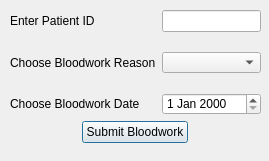
This is createbloodwork.ui in dan-yates1/pharmacy-system as Qt 5 draws it before an edit. The edited form follows.
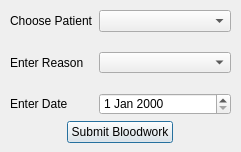
This is the edited form.

Commit message: Added list of patients to bloodwork

```diff
--- a/createbloodwork.ui
+++ b/createbloodwork.ui
@@ -6,8 +6,8 @@
    <rect>
     <x>0</x>
     <y>0</y>
-    <width>269</width>
-    <height>161</height>
+    <width>241</width>
+    <height>152</height>
    </rect>
   </property>
   <property name="windowTitle">
@@ -18,7 +18,7 @@
     <rect>
      <x>10</x>
      <y>10</y>
-     <width>251</width>
+     <width>221</width>
      <height>133</height>
     </rect>
    </property>
@@ -34,17 +34,14 @@
          <enum>Qt::LeftToRight</enum>
         </property>
         <property name="text">
-         <string>Enter Patient ID</string>
+         <string>Choose Patient</string>
         </property>
        </widget>
       </item>
-      <item row="0" column="1">
-       <widget class="QLineEdit" name="patientIdEdit"/>
-      </item>
       <item row="1" column="0">
        <widget class="QLabel" name="label_2">
         <property name="text">
-         <string>Choose Bloodwork Reason</string>
+         <string>Enter Reason</string>
         </property>
        </widget>
       </item>
@@ -58,13 +55,20 @@
       <item row="2" column="0">
        <widget class="QLabel" name="label_5">
         <property name="text">
-         <string>Choose Bloodwork Date</string>
+         <string>Enter Date</string>
         </property>
        </widget>
       </item>
       <item row="2" column="1">
        <widget class="QDateEdit" name="bloodoworkDateEdit"/>
       </item>
+      <item row="0" column="1">
+       <widget class="QComboBox" name="patientComboBox">
+        <property name="editable">
+         <bool>false</bool>
+        </property>
+       </widget>
+      </item>
      </layout>
     </item>
     <item alignment="Qt::AlignHCenter">
```
The commit also changes 6 other files.
